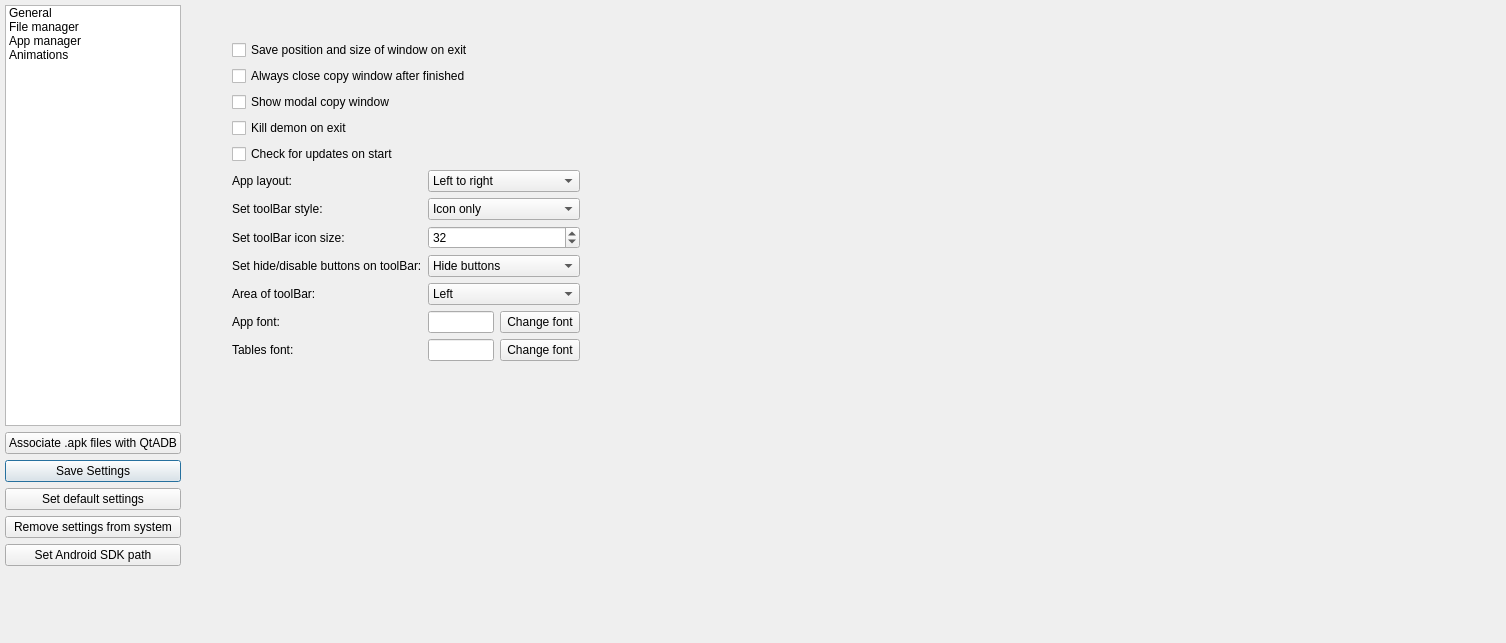
Qt form widgets/settingswidget.ui (triochi/QtAdb) before a commit.
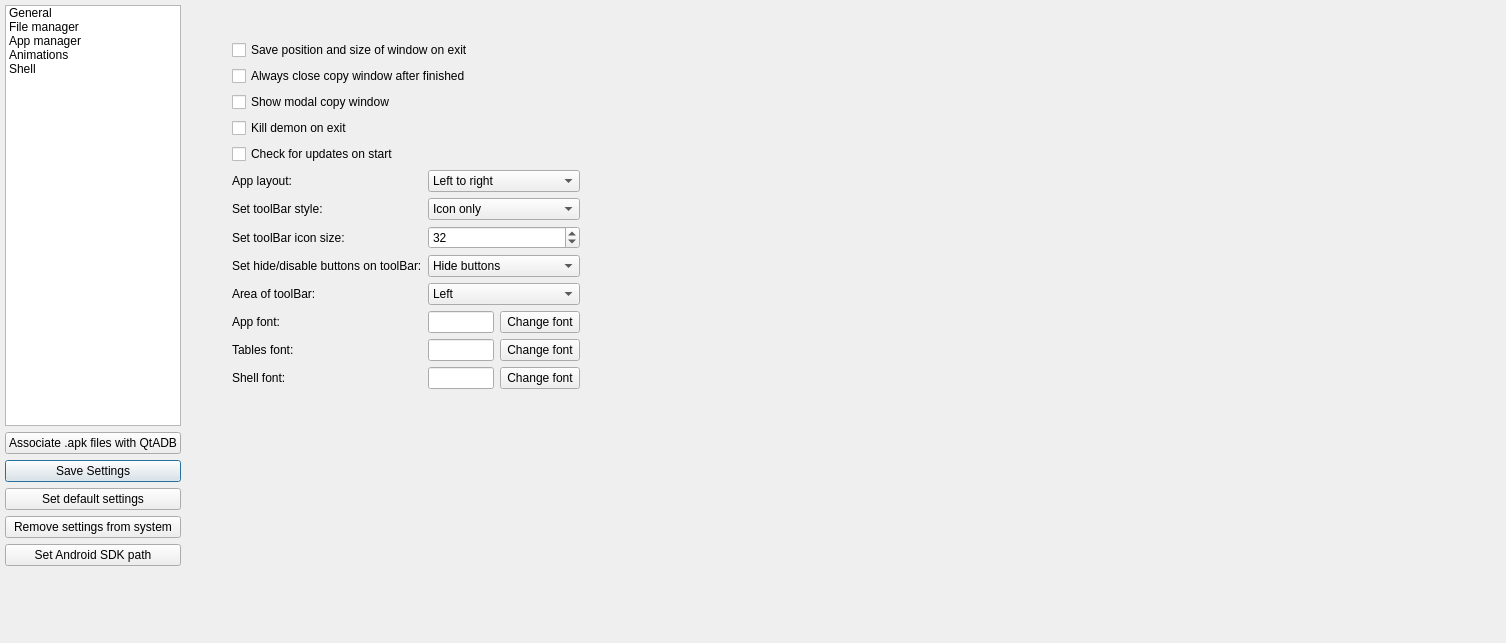
The same form after that commit. The open tabs and pages were chosen to show the change.

```diff
--- a/widgets/settingswidget.ui
+++ b/widgets/settingswidget.ui
@@ -112,6 +112,11 @@
         <string>Animations</string>
        </property>
       </item>
+      <item>
+       <property name="text">
+        <string>Shell</string>
+       </property>
+      </item>
      </widget>
     </item>
     <item row="5" column="1">
@@ -308,6 +313,39 @@
            </property>
           </widget>
          </item>
+         <item row="14" column="1">
+          <widget class="QLabel" name="labelFontShell">
+           <property name="text">
+            <string>Shell font:</string>
+           </property>
+          </widget>
+         </item>
+         <item row="14" column="2" colspan="2">
+          <widget class="QLineEdit" name="editFontShell">
+           <property name="sizePolicy">
+            <sizepolicy hsizetype="Preferred" vsizetype="Fixed">
+             <horstretch>0</horstretch>
+             <verstretch>0</verstretch>
+            </sizepolicy>
+           </property>
+           <property name="readOnly">
+            <bool>true</bool>
+           </property>
+          </widget>
+         </item>
+         <item row="14" column="4">
+          <widget class="QPushButton" name="buttonFontShell">
+           <property name="sizePolicy">
+            <sizepolicy hsizetype="Preferred" vsizetype="Fixed">
+             <horstretch>0</horstretch>
+             <verstretch>0</verstretch>
+            </sizepolicy>
+           </property>
+           <property name="text">
+            <string>Change font</string>
+           </property>
+          </widget>
+         </item>
          <item row="12" column="0">
           <spacer name="horizontalSpacer_29">
            <property name="orientation">
```
Left out of the diff: 2 changed lines with no effect on the pictures.
